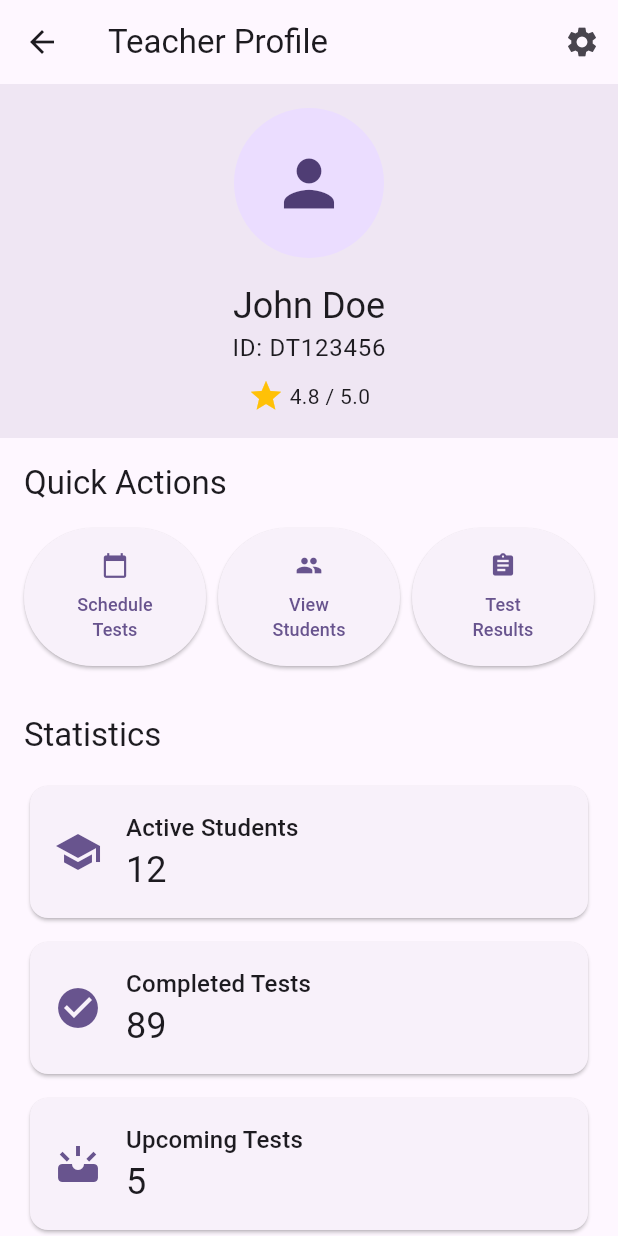
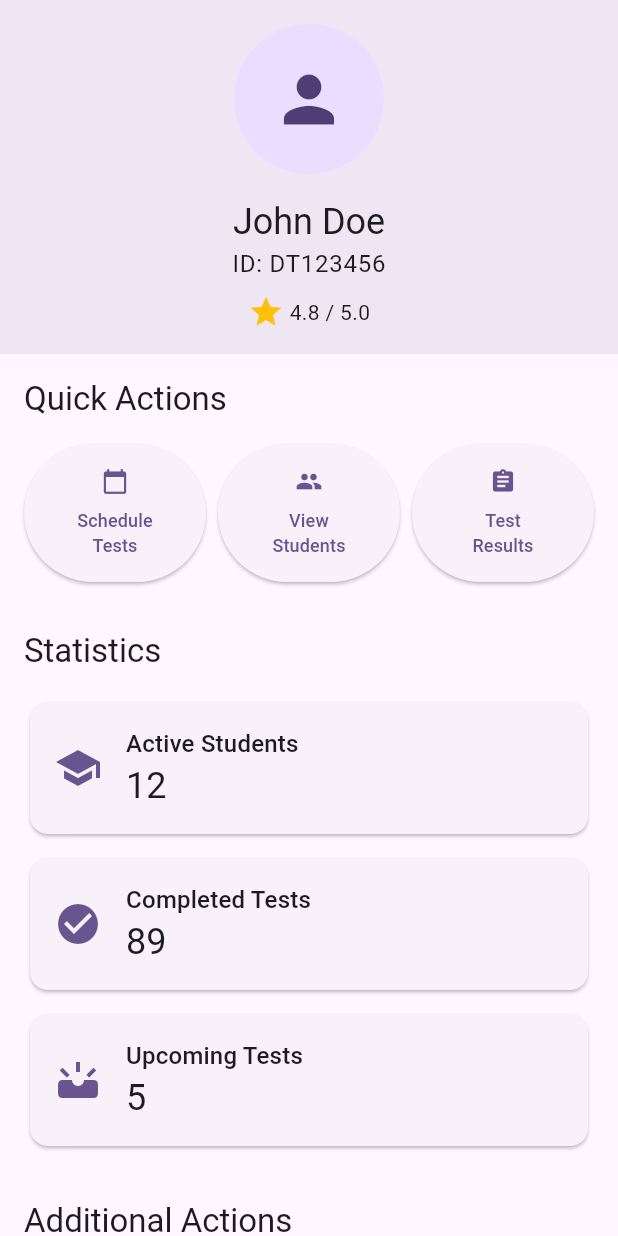
Before and after one commit to sanadabushawqi/finalproject, a Flutter app: the DrivingTeacherProfile screen opened directly, on a phone screen of 412 x 824 dp. Run offline on Flutter 3.47's test engine with Material 3 defaults, Android fonts, the phone set to English and light mode, and no system bars; our stand-ins replace flutter_animate, shared_preferences; missing offline and left inert: mysql1; accounts and stored records are empty.

Commit message:
Merge remote-tracking branch 'origin/master'

```diff
--- /dev/null
+++ b/lib/Utils/clientConfeg.dart
@@ -0,0 +1 @@
+const serverPath = "https://darkgray-hummingbird-925566.hostingersite.com/sanad/";
--- a/lib/Views/drivingteacherprofile.dart
+++ b/lib/Views/drivingteacherprofile.dart
@@ -19,18 +19,7 @@ class DrivingTeacherProfile extends StatelessWidget {
   @override
   Widget build(BuildContext context) {
     return Scaffold(
-      appBar: AppBar(
-        title: const Text('Teacher Profile'),
-        actions: [
-          IconButton(
-            icon: const Icon(Icons.settings),
-            onPressed: () {
-              // Navigate to settings
-              print('Navigate to settings');
-            },
-          ),
-        ],
-      ),
+
       body: SingleChildScrollView(
         child: Column(
           children: [
--- a/lib/Views/teacherhomepage.dart
+++ b/lib/Views/teacherhomepage.dart
@@ -1,7 +1,7 @@
 import 'package:flutter/material.dart';
 import 'NewStudentScreen.dart';
 import 'newscheduleday.dart';
-
+import 'drivingteacherprofile.dart';
 
 class teacherHomeScreen extends StatefulWidget {
   const teacherHomeScreen({super.key});
@@ -17,7 +17,7 @@ class _teacherHomeScreen extends State<teacherHomeScreen> {
     const DashboardScreen(),
     const StudentsScreen(),
     const ScheduleScreen(),
-    const ProfileScreen(),
+    DrivingTeacherProfile(),
   ];
 
   @override
--- a/lib/main.dart
+++ b/lib/main.dart
@@ -5,6 +5,7 @@ import 'package:untitled/Utils/constants.dart';
 import 'package:untitled/Views/RegisterScreen.dart';
 
 import 'Utils/DB.dart';
+import 'Views/thefirstpage.dart';
 
 void main() {
   runApp(const MyApp());
@@ -22,7 +23,7 @@ class MyApp extends StatelessWidget {
         useMaterial3: true,
       ),
       debugShowCheckedModeBanner: false,
-      home: const MyHomePage(title: ' Home Page'),
+      home:  WelcomePage(),
     );
   }
 }
--- a/pubspec.yaml
+++ b/pubspec.yaml
@@ -42,6 +42,8 @@ dependencies:
 dev_dependencies:
   flutter_test:
     sdk: flutter
+  shared_preferences: ^2.5.2
+  http: ^1.3.0
 
   # The "flutter_lints" package below contains a set of recommended lints to
   # encourage good coding practices. The lint set provided by the package is
```
Also changed, not shown: lib/Views/RegisterScreen.dart (+14 -1 lines), lib/Views/thefirstpage.dart (+8 -4 lines), pubspec.lock, 1 other file.
